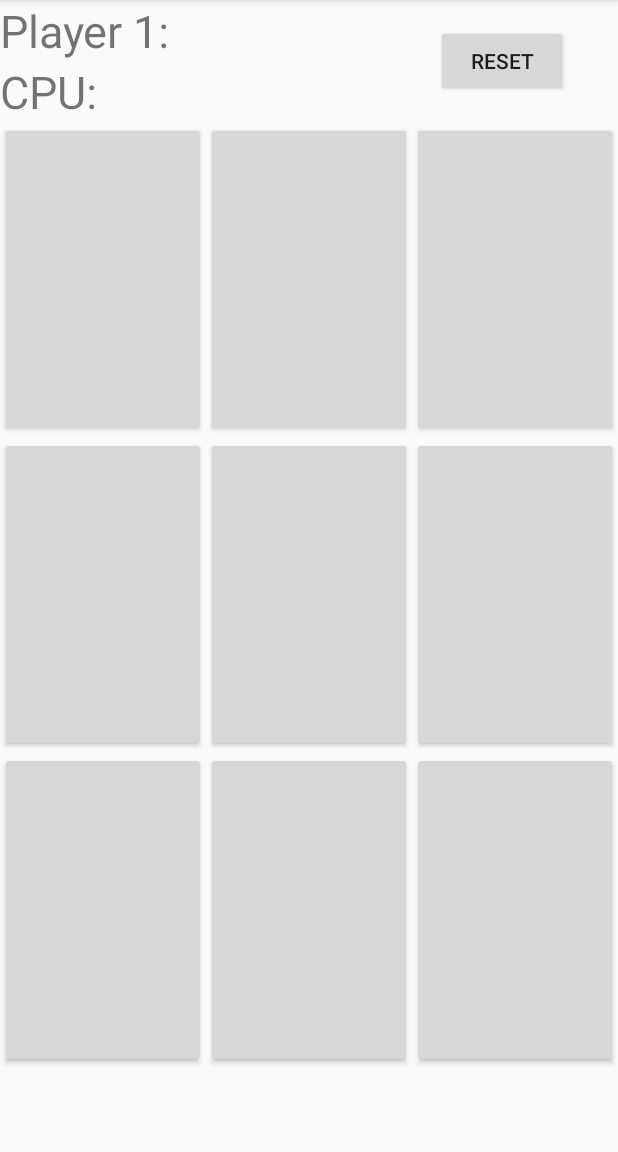
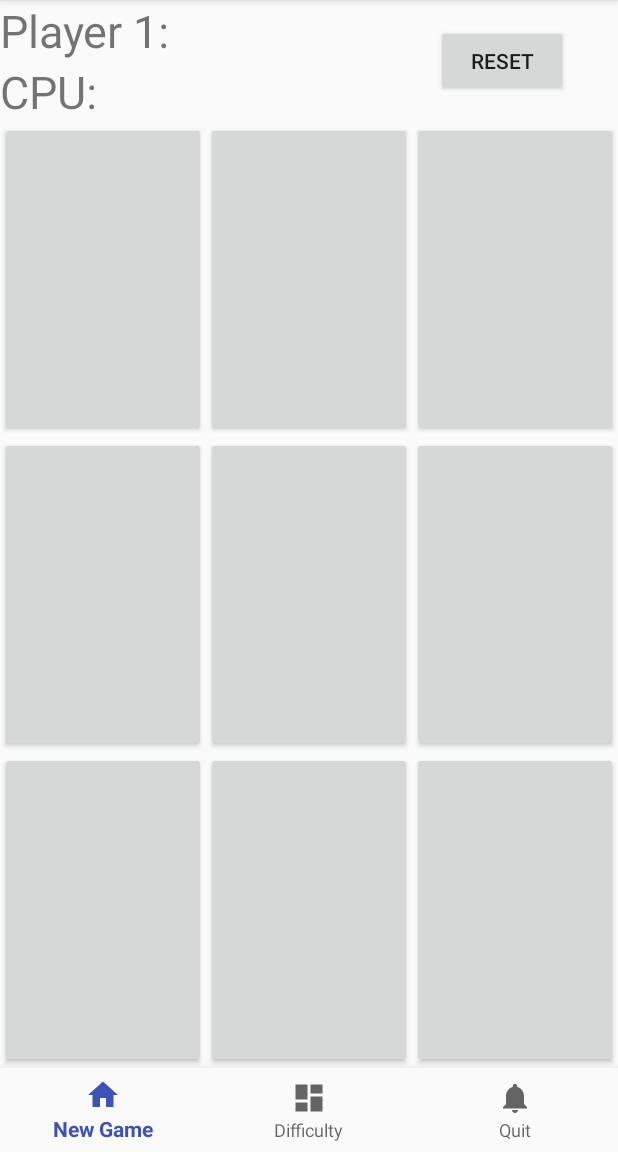
Before and after one commit to VictorLouis/MobileAppsDevClass, an Android app: the screen it shows after launch (MainActivity), on a phone screen of 412 x 824 dp, the part 84-1236 px from its top. Run offline under Robolectric (Android 15) with nearby library versions, the phone set to English and light mode, and no system bars.

Commit message:
Corrección Menú

```diff
--- a/Tr3sEnLinea/app/src/main/res/layout/activity_main.xml
+++ b/Tr3sEnLinea/app/src/main/res/layout/activity_main.xml
@@ -126,14 +126,11 @@
 
     <android.support.design.widget.BottomNavigationView
         android:id="@+id/navigation"
-        android:layout_width="0dp"
+        android:layout_width="match_parent"
         android:layout_height="wrap_content"
         android:layout_marginEnd="0dp"
         android:layout_marginStart="0dp"
         android:background="?android:attr/windowBackground"
-        app:layout_constraintBottom_toBottomOf="parent"
-        app:layout_constraintLeft_toLeftOf="parent"
-        app:layout_constraintRight_toRightOf="parent"
         app:menu="@menu/navigation" />
 
 </LinearLayout>
```
